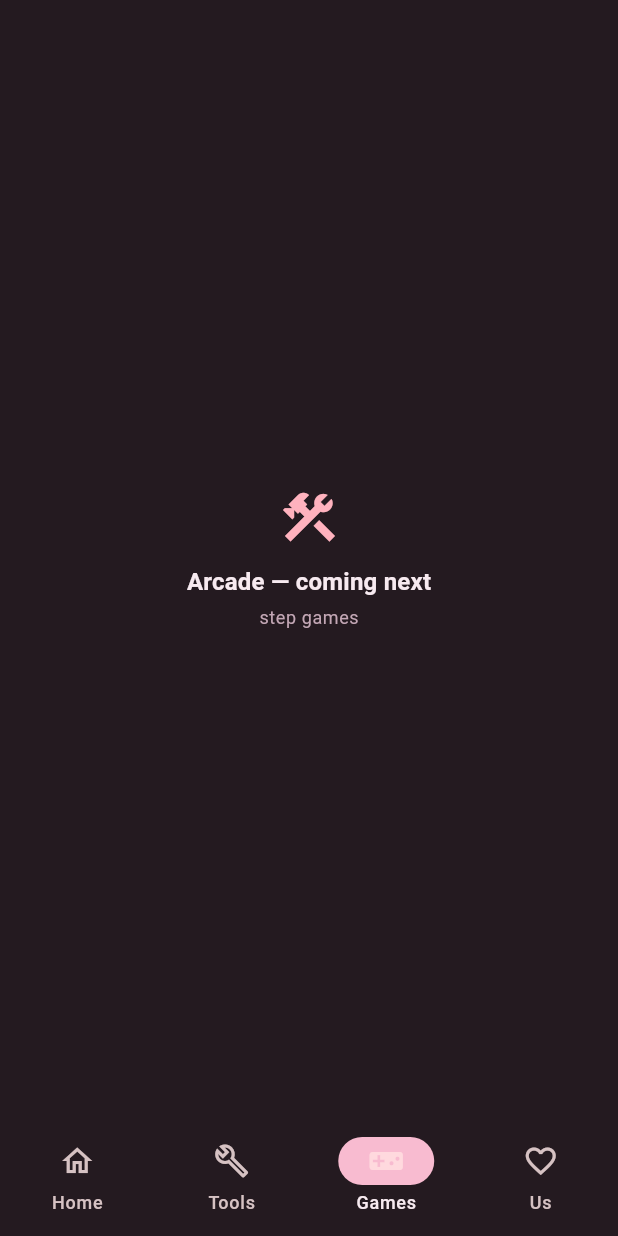
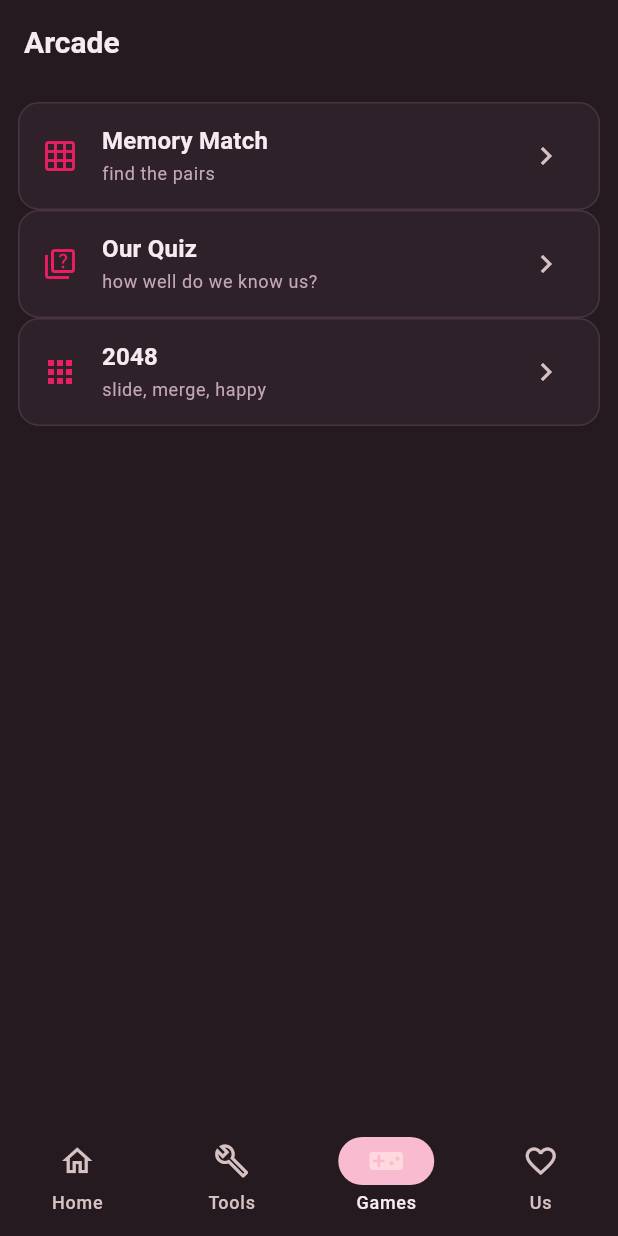
Before and after one commit to MenaAmmarPro/uniroid, a Flutter app: the screen it shows after launch, item 3 of the bottom bar chosen, on a phone screen of 412 x 824 dp. Run offline on Flutter 3.47's test engine with Material 3 defaults, Android fonts, the phone set to English and light mode, and no system bars; our stand-ins replace shared_preferences.

Commit message:
feat: shell wiring — arcade list, Us tab live, dark toggle state

```diff
--- a/lib/main.dart
+++ b/lib/main.dart
@@ -18,11 +18,13 @@ class UniroidApp extends StatefulWidget {
   final bool initialDark;
 
   @override
-  State<UniroidApp> createState() => _UniroidAppState();
+  UniroidAppState createState() => UniroidAppState();
 }
 
-class _UniroidAppState extends State<UniroidApp> {
+class UniroidAppState extends State<UniroidApp> {
   late bool _dark = widget.initialDark;
+
+  bool get isDark => _dark;
 
   /// Toggles dark/light and remembers the choice.
   Future<void> setDark(bool dark) async {
--- /dev/null
+++ b/lib/pages/games_page.dart
@@ -0,0 +1,94 @@
+import "package:flutter/material.dart";
+
+import "../theme.dart";
+import "../games/game2048_page.dart";
+import "../games/memory_game_page.dart";
+import "../games/quiz_game_page.dart";
+
+/// Arcade tab: little offline games.
+class GamesPage extends StatelessWidget {
+  const GamesPage({super.key, required this.onOpen});
+
+  final ValueChanged<String> onOpen;
+
+  static const games = <_Game>[
+    _Game("memory", "Memory Match", Icons.grid_on, "find the pairs"),
+    _Game("quiz", "Our Quiz", Icons.quiz_outlined, "how well do we know us?"),
+    _Game("2048", "2048", Icons.apps, "slide, merge, happy"),
+  ];
+
+  @override
+  Widget build(BuildContext context) {
+    final theme = Theme.of(context);
+    return Scaffold(
+      appBar: AppBar(title: const Text("Arcade")),
+      body: ListView(
+        padding: const EdgeInsets.all(12),
+        children: [
+          for (final g in games)
+            Card(
+              child: ListTile(
+                leading: Icon(g.icon, color: UniroidTheme.pink),
+                title: Text(g.title, style: theme.textTheme.titleMedium),
+                subtitle: Text(g.subtitle, style: theme.textTheme.bodySmall),
+                trailing: const Icon(Icons.chevron_right),
+                onTap: () => onOpen(g.id),
+              ),
+            ),
+        ],
+      ),
+    );
+  }
+}
+
+class _Game {
+  const _Game(this.id, this.title, this.icon, this.subtitle);
+  final String id;
+  final String title;
+  final IconData icon;
+  final String subtitle;
+}
+
+/// Pushes the right game page for an id (shared by the shell).
+void pushGame(BuildContext context, String id) {
+  final Widget page;
+  switch (id) {
+    case "memory":
+      page = const MemoryGamePage();
+    case "quiz":
+      page = const QuizGamePage();
+    case "2048":
+      page = const Game2048Page();
+    default:
+      return;
+  }
+  Navigator.of(context).push(MaterialPageRoute<void>(builder: (_) => page));
+}
+
+/// Simple placeholder until a game lands.
+class PlaceholderWidget extends StatelessWidget {
+  const PlaceholderWidget({super.key, required this.title});
+
+  final String title;
+
+  @override
+  Widget build(BuildContext context) {
+    final scheme = Theme.of(context).colorScheme;
+    return Scaffold(
+      appBar: AppBar(title: Text(title)),
+      body: Center(
+        child: Column(
+          mainAxisAlignment: MainAxisAlignment.center,
+          children: [
+            Icon(Icons.construction, size: 42, color: scheme.primary),
+            const SizedBox(height: 10),
+            Text(
+              "$title — coming soon",
+              style: Theme.of(context).textTheme.titleMedium,
+            ),
+          ],
+        ),
+      ),
+    );
+  }
+}
--- a/lib/pages/shell.dart
+++ b/lib/pages/shell.dart
@@ -1,8 +1,10 @@
 import "package:flutter/material.dart";
 
 import "../theme.dart";
+import "games_page.dart";
 import "home_page.dart";
 import "tools_page.dart";
+import "us_page.dart";
 
 /// Uniroid shell: bottom navigation with the top-level sections.
 class Shell extends StatefulWidget {
@@ -18,8 +20,21 @@ class _ShellState extends State<Shell> {
   /// Opens a named section from the home grid (or any tile).
   void _open(String id) {
     // Tools push as their own pages.
-    if (id == "countdown" || id == "calculator" || id == "diary") {
+    const pushable = {
+      "countdown",
+      "calculator",
+      "diary",
+      "checklist",
+      "mood",
+      "reasons",
+    };
+    if (pushable.contains(id)) {
       pushTool(context, id);
+      return;
+    }
+    // Story is a "Us" page but pushes directly from the home grid.
+    if (id == "story" || id == "memory-jar") {
+      pushUs(context, id);
       return;
     }
     setState(() {
@@ -30,7 +45,9 @@ class _ShellState extends State<Shell> {
         case "story":
           _tab = 3; // "Us" holds them all while built step by step.
           break;
-        case "games":
+        case "memory":
+        case "quiz":
+        case "2048":
           _tab = 2;
           break;
       }
@@ -42,8 +59,8 @@ class _ShellState extends State<Shell> {
     final pages = <Widget>[
       HomePage(onOpen: _open),
       ToolsPage(onOpen: _open),
-      const SectionPlaceholder(title: "Arcade", id: "games"),
-      const SectionPlaceholder(title: "Us", id: "us"),
+      GamesPage(onOpen: _open),
+      UsPage(onOpen: _open),
     ];
 
     return Scaffold(
```
Also changed, not shown: 1 other file.
